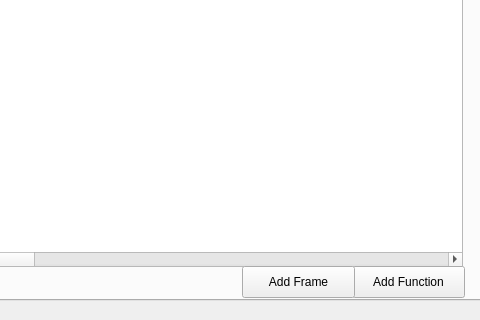
Qt form layout/mainwindow.ui (MCMi460/PyTAS) before a commit; both pictures show x 820 to 1300 and y 380 to 700 of the 1300 by 700 pixel window.
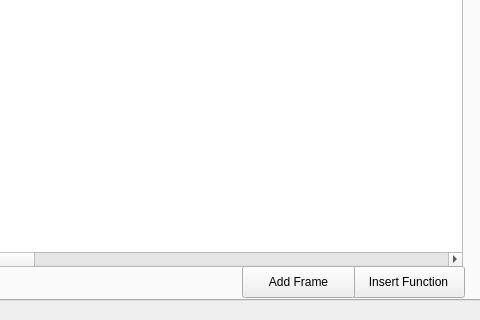
The same form after that commit.

```diff
--- a/layout/mainwindow.ui
+++ b/layout/mainwindow.ui
@@ -94,7 +94,7 @@
        </rect>
       </property>
       <property name="text">
-       <string>Add Function</string>
+       <string>Insert Function</string>
       </property>
      </widget>
      <widget class="QPushButton" name="addFrame">
```
